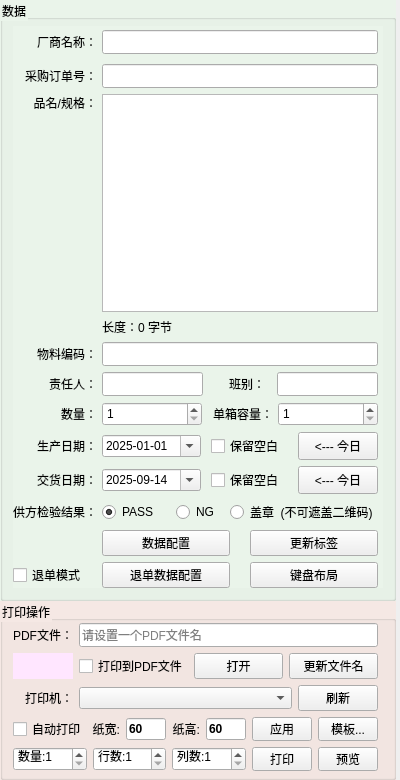
wlffeng2008/AkkoLabelPrinter, file FramePrintControl.ui: the form before one commit.
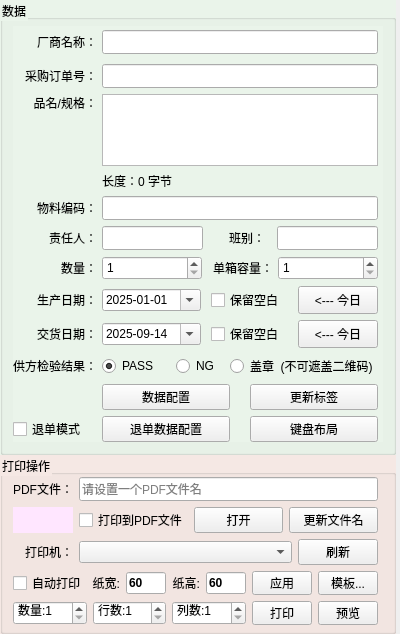
The form after the commit. The open tabs and pages were chosen to show the change.

What changed in the file:
```diff
--- a/FramePrintControl.ui
+++ b/FramePrintControl.ui
@@ -7,19 +7,13 @@
     <x>0</x>
     <y>0</y>
     <width>400</width>
-    <height>780</height>
+    <height>628</height>
    </rect>
   </property>
   <property name="minimumSize">
    <size>
     <width>400</width>
-    <height>780</height>
-   </size>
-  </property>
-  <property name="maximumSize">
-   <size>
-    <width>400</width>
-    <height>780</height>
+    <height>0</height>
    </size>
   </property>
   <property name="windowTitle">
```
Left out of the diff: 2 changed lines with no effect on the pictures.
